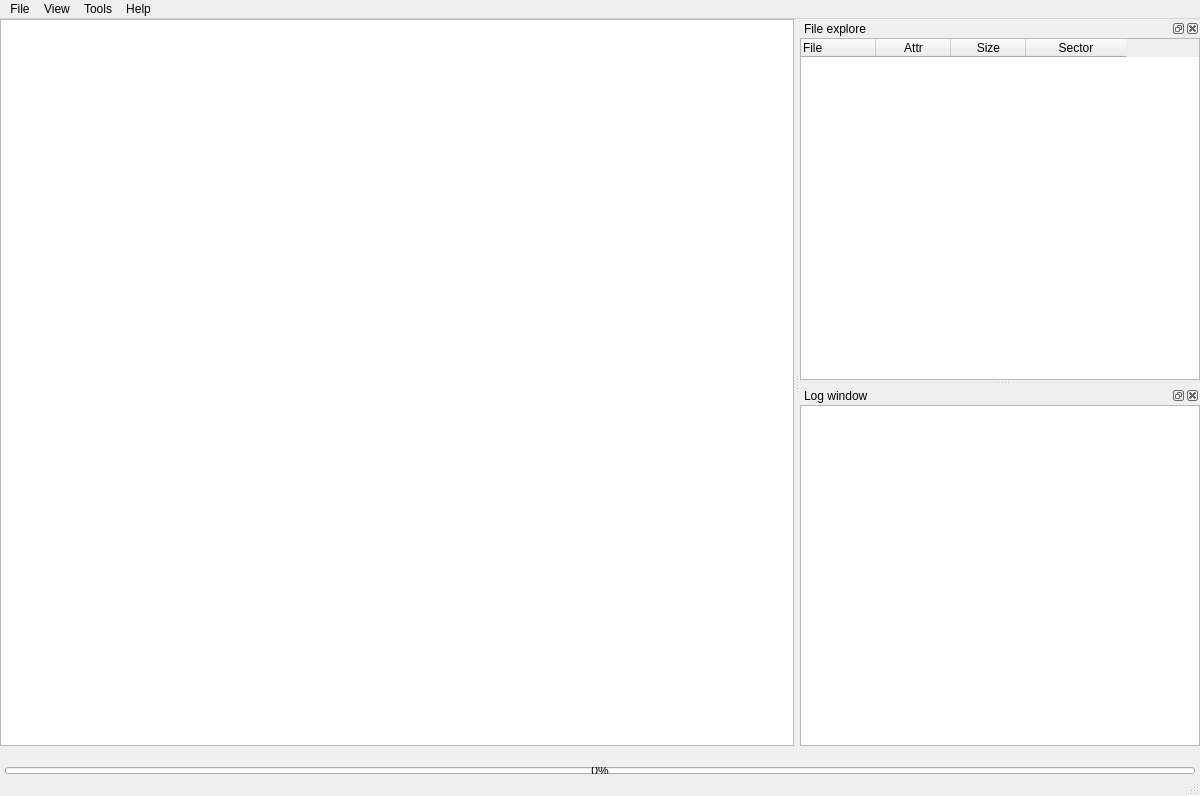
Old version of the form i360gmanager/uiMain.ui in the repository roman5566/i360gm.
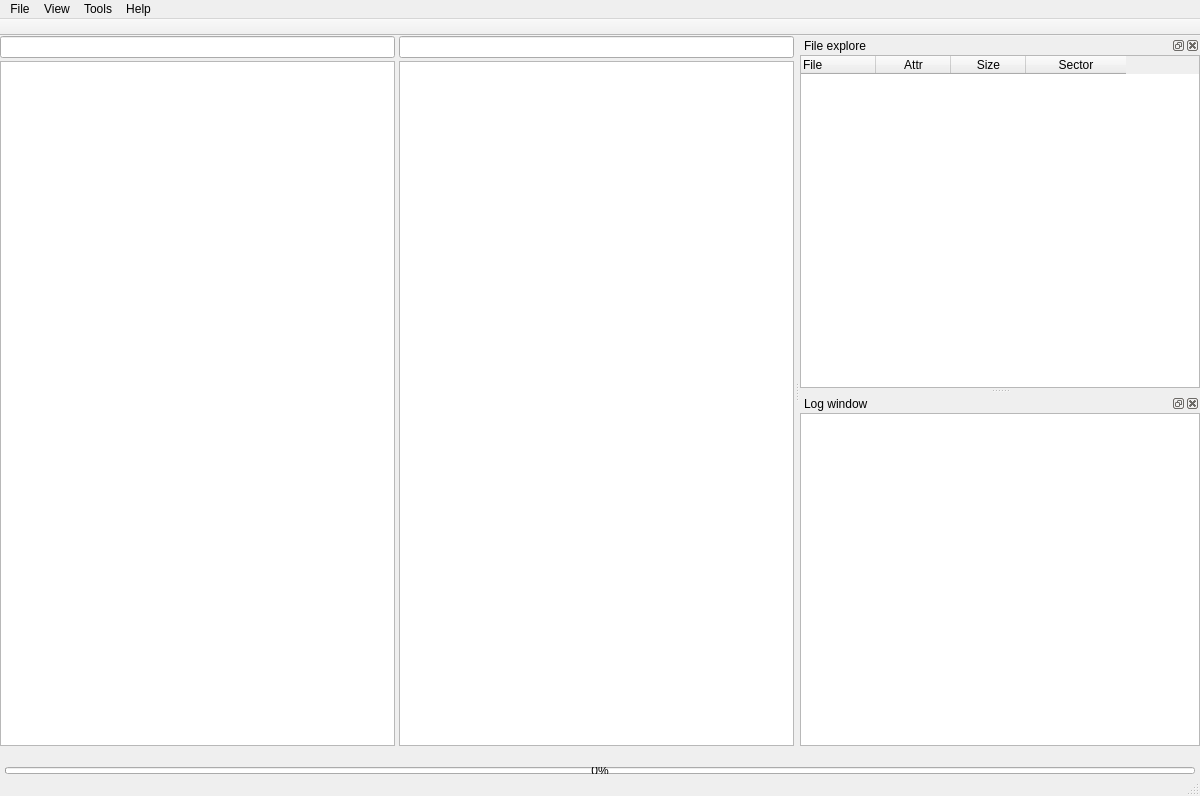
New version of the form. Icons and pictures are not drawn.

What changed in the file:
```diff
--- a/i360gmanager/uiMain.ui
+++ b/i360gmanager/uiMain.ui
@@ -22,7 +22,41 @@
      <number>0</number>
     </property>
     <item>
-     <widget class="QTableView" name="tableView">
+     <widget class="QWidget" name="widget" native="true">
+      <layout class="QHBoxLayout" name="horizontalLayout">
+       <property name="spacing">
+        <number>0</number>
+       </property>
+       <property name="margin">
+        <number>0</number>
+       </property>
+       <item>
+        <widget class="QWidget" name="sourceWidget" native="true">
+         <layout class="QVBoxLayout" name="verticalLayout_5">
+          <property name="spacing">
+           <number>3</number>
+          </property>
+          <property name="leftMargin">
+           <number>0</number>
+          </property>
+          <property name="topMargin">
+           <number>0</number>
+          </property>
+          <property name="rightMargin">
+           <number>2</number>
+          </property>
+          <property name="bottomMargin">
+           <number>0</number>
+          </property>
+          <item>
+           <widget class="QLineEdit" name="sourcePath">
+            <property name="readOnly">
+             <bool>true</bool>
+            </property>
+           </widget>
+          </item>
+          <item>
+           <widget class="QTableView" name="sourceView">
       <property name="contextMenuPolicy">
        <enum>Qt::ActionsContextMenu</enum>
       </property>
@@ -30,7 +64,7 @@
        <enum>Qt::ScrollBarAsNeeded</enum>
       </property>
       <property name="horizontalScrollBarPolicy">
-       <enum>Qt::ScrollBarAlwaysOff</enum>
+             <enum>Qt::ScrollBarAsNeeded</enum>
       </property>
       <property name="editTriggers">
        <set>QAbstractItemView::NoEditTriggers</set>
@@ -66,6 +100,53 @@
     </item>
    </layout>
   </widget>
+       </item>
+       <item>
+        <widget class="QWidget" name="externWidget" native="true">
+         <layout class="QVBoxLayout" name="verticalLayout_4">
+          <property name="spacing">
+           <number>3</number>
+          </property>
+          <property name="leftMargin">
+           <number>2</number>
+          </property>
+          <property name="topMargin">
+           <number>0</number>
+          </property>
+          <property name="rightMargin">
+           <number>0</number>
+          </property>
+          <property name="bottomMargin">
+           <number>0</number>
+          </property>
+          <item>
+           <widget class="QLineEdit" name="externPath">
+            <property name="readOnly">
+             <bool>true</bool>
+            </property>
+           </widget>
+          </item>
+          <item>
+           <widget class="QTableView" name="externView">
+            <property name="showDropIndicator" stdset="0">
+             <bool>true</bool>
+            </property>
+            <property name="dragEnabled">
+             <bool>true</bool>
+            </property>
+            <property name="dragDropOverwriteMode">
+             <bool>false</bool>
+            </property>
+           </widget>
+          </item>
+         </layout>
+        </widget>
+       </item>
+      </layout>
+     </widget>
+    </item>
+   </layout>
+  </widget>
   <widget class="QDockWidget" name="DockFileExplorer">
    <property name="minimumSize">
     <size>
@@ -325,6 +406,20 @@
     </layout>
    </widget>
   </widget>
+  <widget class="QToolBar" name="actionBar">
+   <property name="windowTitle">
+    <string>toolBar</string>
+   </property>
+   <property name="movable">
+    <bool>false</bool>
+   </property>
+   <attribute name="toolBarArea">
+    <enum>TopToolBarArea</enum>
+   </attribute>
+   <attribute name="toolBarBreak">
+    <bool>false</bool>
+   </attribute>
+  </widget>
   <action name="actionExtractIso">
    <property name="text">
     <string>Extract iso</string>
```
Left out of the diff: 11 changed lines with no effect on the pictures. Lines whose indentation alone changed are shown as unchanged.
